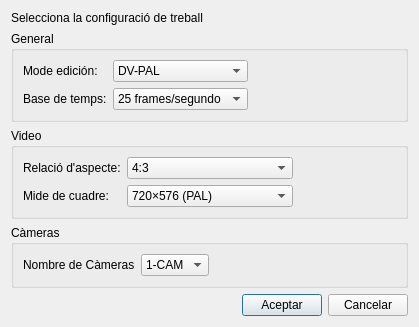
This is configdialog.ui in acamara/videoview as Qt 5 draws it before an edit. The edited form follows.
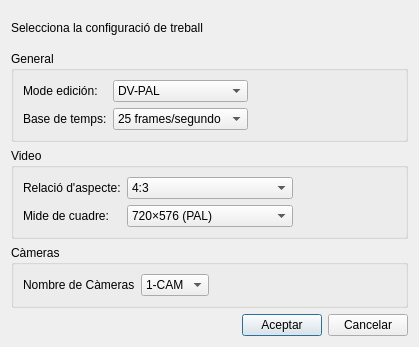
This is the edited form. Icons and pictures are not drawn.

```diff
--- a/configdialog.ui
+++ b/configdialog.ui
@@ -7,7 +7,7 @@
     <x>0</x>
     <y>0</y>
     <width>419</width>
-    <height>319</height>
+    <height>347</height>
    </rect>
   </property>
   <property name="windowTitle">
```
Left out of the diff: 8 changed lines with no effect on the pictures.
